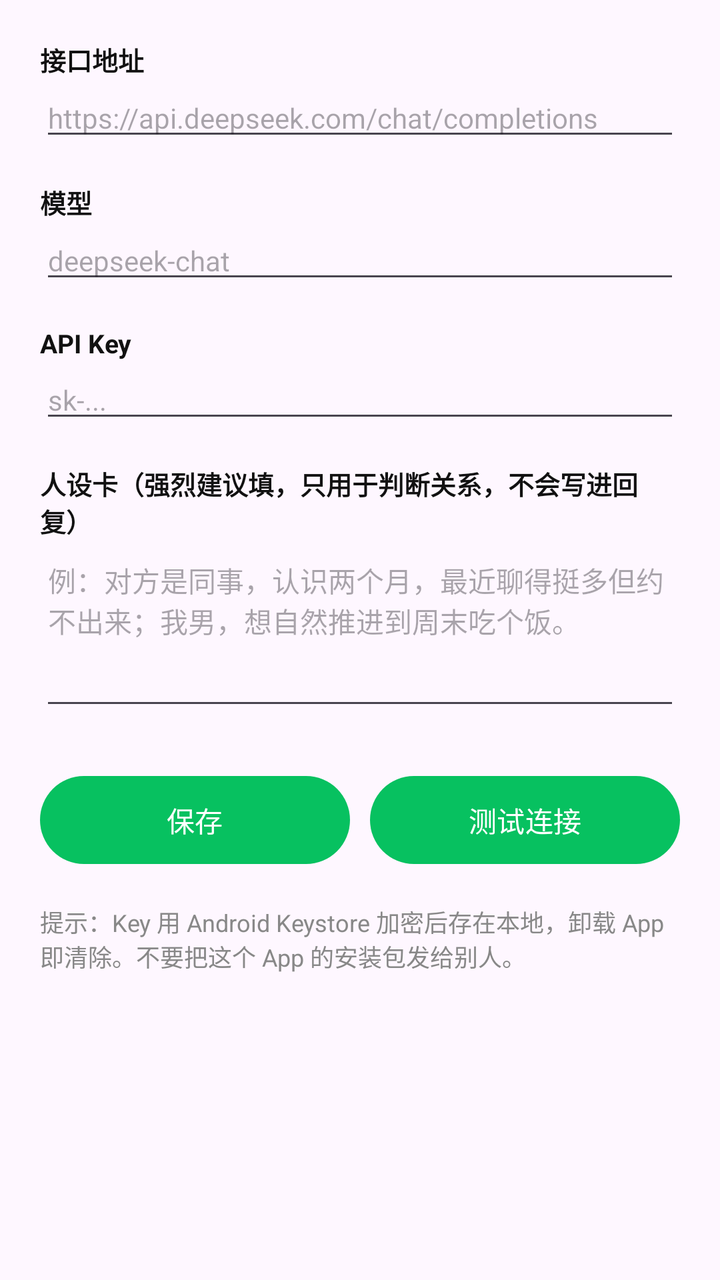
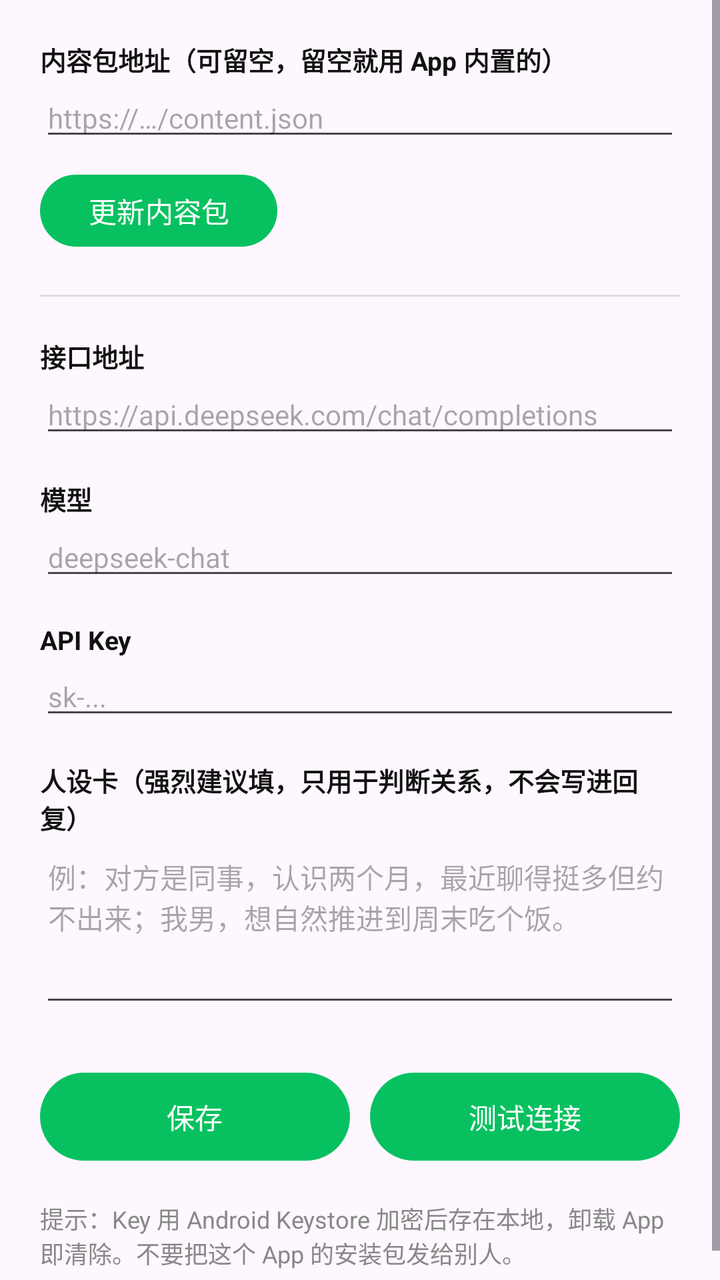

Two renders of the same Android screen: before a commit and after it. Below are the layout's source before the change and the commit's diff.
<!-- AndroidManifest.xml: application theme Theme.ReplyBubble -->
<!-- res/layout/activity_settings.xml -->
<?xml version="1.0" encoding="utf-8"?>
<ScrollView xmlns:android="http://schemas.android.com/apk/res/android"
    android:layout_width="match_parent"
    android:layout_height="match_parent">

    <LinearLayout
        android:layout_width="match_parent"
        android:layout_height="wrap_content"
        android:orientation="vertical"
        android:padding="20dp">

        <TextView
            android:layout_width="wrap_content"
            android:layout_height="wrap_content"
            android:text="接口地址"
            android:textColor="@color/text_primary"
            android:textSize="13sp"
            android:textStyle="bold" />

        <EditText
            android:id="@+id/etUrl"
            android:layout_width="match_parent"
            android:layout_height="wrap_content"
            android:hint="https://api.deepseek.com/chat/completions"
            android:importantForAutofill="no"
            android:inputType="textUri"
            android:textSize="14sp" />

        <TextView
            android:layout_width="wrap_content"
            android:layout_height="wrap_content"
            android:layout_marginTop="16dp"
            android:text="模型"
            android:textColor="@color/text_primary"
            android:textSize="13sp"
            android:textStyle="bold" />

        <EditText
            android:id="@+id/etModel"
            android:layout_width="match_parent"
            android:layout_height="wrap_content"
            android:hint="deepseek-chat"
            android:importantForAutofill="no"
            android:inputType="text"
            android:textSize="14sp" />

        <TextView
            android:layout_width="wrap_content"
            android:layout_height="wrap_content"
            android:layout_marginTop="16dp"
            android:text="API Key"
            android:textColor="@color/text_primary"
            android:textSize="13sp"
            android:textStyle="bold" />

        <EditText
            android:id="@+id/etKey"
            android:layout_width="match_parent"
            android:layout_height="wrap_content"
            android:hint="sk-..."
            android:importantForAutofill="no"
            android:inputType="textPassword"
            android:textSize="14sp" />

        <TextView
            android:layout_width="wrap_content"
            android:layout_height="wrap_content"
            android:layout_marginTop="16dp"
            android:text="人设卡（强烈建议填，只用于判断关系，不会写进回复）"
            android:textColor="@color/text_primary"
            android:textSize="13sp"
            android:textStyle="bold" />

        <EditText
            android:id="@+id/etPersona"
            android:layout_width="match_parent"
            android:layout_height="wrap_content"
            android:gravity="top"
            android:hint="例：对方是同事，认识两个月，最近聊得挺多但约不出来；我男，想自然推进到周末吃个饭。"
            android:importantForAutofill="no"
            android:inputType="textMultiLine"
            android:minLines="4"
            android:textSize="14sp" />

        <LinearLayout
            android:layout_width="match_parent"
            android:layout_height="wrap_content"
            android:layout_marginTop="24dp"
            android:orientation="horizontal">

            <Button
                android:id="@+id/btnSave"
                android:layout_width="0dp"
                android:layout_height="52dp"
                android:layout_weight="1"
                android:text="保存" />

            <Button
                android:id="@+id/btnTest"
                android:layout_width="0dp"
                android:layout_height="52dp"
                android:layout_marginStart="10dp"
                android:layout_weight="1"
                android:text="测试连接" />
        </LinearLayout>

        <TextView
            android:id="@+id/tvTest"
            android:layout_width="match_parent"
            android:layout_height="wrap_content"
            android:layout_marginTop="12dp"
            android:background="#F2F2F2"
            android:lineSpacingExtra="3dp"
            android:padding="12dp"
            android:textColor="@color/text_primary"
            android:textSize="13sp"
            android:visibility="gone" />

        <TextView
            android:layout_width="match_parent"
            android:layout_height="wrap_content"
            android:layout_marginTop="16dp"
            android:text="提示：Key 用 Android Keystore 加密后存在本地，卸载 App 即清除。不要把这个 App 的安装包发给别人。"
            android:textColor="@color/text_secondary"
            android:textSize="12sp" />

    </LinearLayout>
</ScrollView>
<!-- resources referenced by this layout -->
<resources>
  <color name="text_primary">#111111</color>
  <color name="text_secondary">#888888</color>
  <style name="Theme.ReplyBubble" parent="Theme.Material3.DayNight.NoActionBar">
          <item name="colorPrimary">@color/accent</item>
          <item name="colorSecondary">@color/accent</item>
      </style>
  <color name="accent">#07C160</color>
</resources>

<!-- the commit's change to res/layout/activity_settings.xml (unified diff, before → after) -->
@@ -8,6 +8,53 @@
         android:layout_height="wrap_content"
         android:orientation="vertical"
         android:padding="20dp">
+
+        <TextView
+            android:layout_width="wrap_content"
+            android:layout_height="wrap_content"
+            android:text="内容包地址（可留空，留空就用 App 内置的）"
+            android:textColor="@color/text_primary"
+            android:textSize="13sp"
+            android:textStyle="bold" />
+
+        <EditText
+            android:id="@+id/etContentUrl"
+            android:layout_width="match_parent"
+            android:layout_height="wrap_content"
+            android:hint="https://…/content.json"
+            android:importantForAutofill="no"
+            android:inputType="textUri"
+            android:textSize="14sp" />
+
+        <LinearLayout
+            android:layout_width="match_parent"
+            android:layout_height="wrap_content"
+            android:layout_marginTop="8dp"
+            android:gravity="center_vertical"
+            android:orientation="horizontal">
+
+            <Button
+                android:id="@+id/btnUpdateContent"
+                android:layout_width="wrap_content"
+                android:layout_height="44dp"
+                android:text="更新内容包" />
+
+            <TextView
+                android:id="@+id/tvContentVersion"
+                android:layout_width="0dp"
+                android:layout_height="wrap_content"
+                android:layout_marginStart="12dp"
+                android:layout_weight="1"
+                android:textColor="@color/text_secondary"
+                android:textSize="12sp" />
+        </LinearLayout>
+
+        <View
+            android:layout_width="match_parent"
+            android:layout_height="1dp"
+            android:layout_marginTop="20dp"
+            android:layout_marginBottom="20dp"
+            android:background="@color/divider" />
 
         <TextView
             android:layout_width="wrap_content"
<!-- resource entries referenced after the edit -->
@@ -1,5 +1,6 @@
 <!-- resources referenced by this layout -->
 <resources>
+  <color name="divider">#1F000000</color>
   <color name="text_primary">#111111</color>
   <color name="text_secondary">#888888</color>
   <style name="Theme.ReplyBubble" parent="Theme.Material3.DayNight.NoActionBar">
